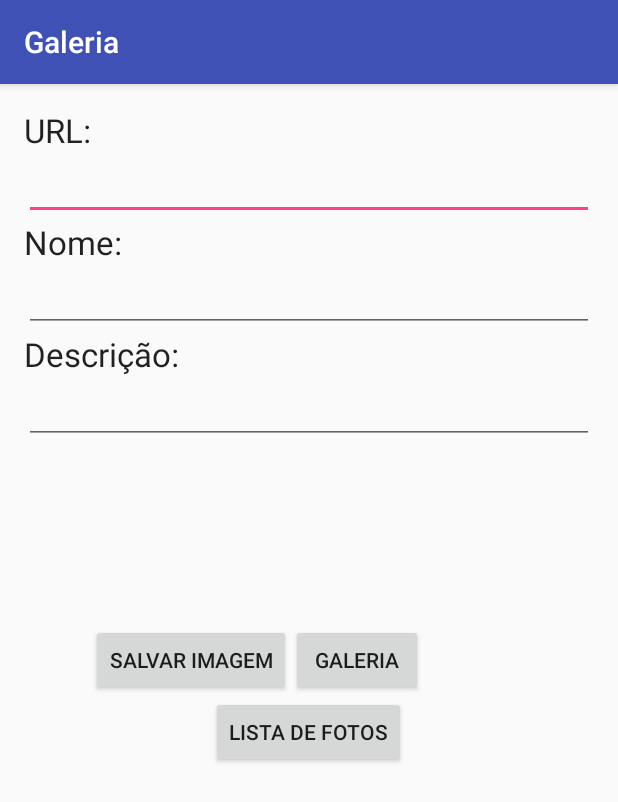
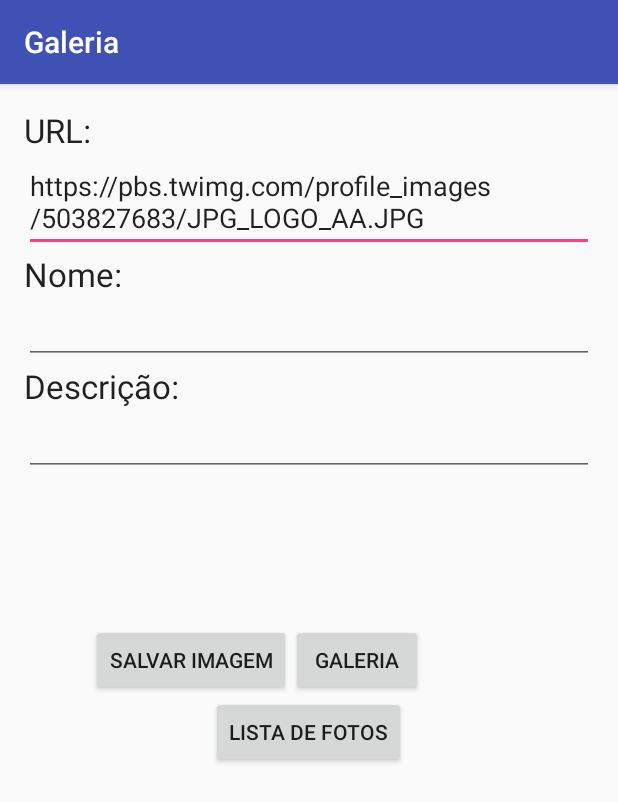
Before and after one commit to pedro-menezes/DM, an Android app: the screen it shows after launch (CadastroActivity), on a phone screen of 412 x 824 dp. Shown: the top 802 px of the screen. Run offline under Robolectric (Android 15) with nearby library versions, the phone set to English and light mode, and no system bars.

Commit message:
M - Version 1.1

```diff
--- a/app/src/main/AndroidManifest.xml
+++ b/app/src/main/AndroidManifest.xml
@@ -19,6 +19,7 @@
         </activity>
         <activity android:name=".visao.GaleriaActivity"></activity>
 
+        <activity android:name=".visao.ListaActivity"></activity>
     </application>
 
 </manifest>
--- a/app/src/main/res/layout/activity_cadastro.xml
+++ b/app/src/main/res/layout/activity_cadastro.xml
@@ -24,7 +24,8 @@
         android:id="@+id/etUrl"
         android:layout_below="@+id/textView"
         android:layout_alignParentStart="true"
-        android:layout_alignParentEnd="true" />
+        android:layout_alignParentEnd="true"
+        android:text="https://pbs.twimg.com/profile_images/503827683/JPG_LOGO_AA.JPG" />
 
     <TextView
         android:layout_width="wrap_content"
```
Also changed, not shown: app/src/main/java/com/example/alunos/galeria/visao/GaleriaActivity.java (+6 -2 lines), app/src/main/java/com/example/alunos/galeria/visao/ListaActivity.java (+7 -3 lines).
